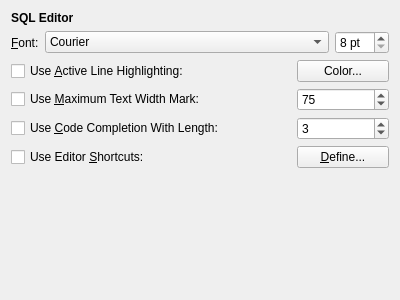
Before: the Qt Designer form Sqliteman/sqliteman/prefssqleditorwidget.ui in iamkjg/sqliteman, drawn with Qt 5.
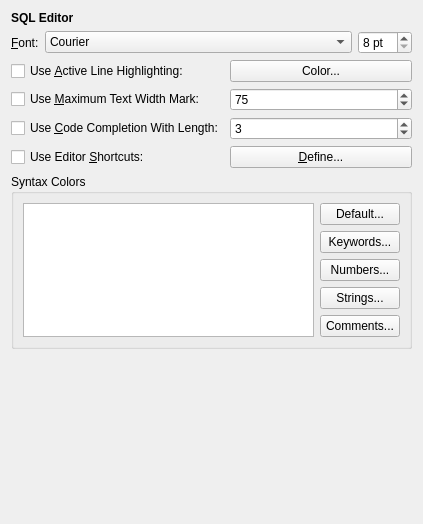
After: the same form once the commit is applied. Custom widgets are drawn as their Qt base class.

Commit message: syntax highlighting settings for sql editor in Preferences

```diff
--- a/Sqliteman/sqliteman/prefssqleditorwidget.ui
+++ b/Sqliteman/sqliteman/prefssqleditorwidget.ui
@@ -5,8 +5,8 @@
    <rect>
     <x>0</x>
     <y>0</y>
-    <width>400</width>
-    <height>300</height>
+    <width>423</width>
+    <height>524</height>
    </rect>
   </property>
   <layout class="QGridLayout" >
@@ -128,21 +128,79 @@
      </property>
     </widget>
    </item>
-   <item row="6" column="0" >
+   <item row="6" column="0" colspan="2" >
+    <widget class="QGroupBox" name="groupBox" >
+     <property name="title" >
+      <string>Syntax Colors</string>
+     </property>
+     <layout class="QGridLayout" >
+      <item rowspan="5" row="0" column="0" >
+       <widget class="SqlEditorWidget" name="syntaxPreviewEdit" >
+        <property name="readOnly" >
+         <bool>true</bool>
+        </property>
+       </widget>
+      </item>
+      <item row="0" column="1" >
+       <widget class="QPushButton" name="syDefaultButton" >
+        <property name="text" >
+         <string>Default...</string>
+        </property>
+       </widget>
+      </item>
+      <item row="1" column="1" >
+       <widget class="QPushButton" name="syKeywordButton" >
+        <property name="text" >
+         <string>Keywords...</string>
+        </property>
+       </widget>
+      </item>
+      <item row="2" column="1" >
+       <widget class="QPushButton" name="syNumberButton" >
+        <property name="text" >
+         <string>Numbers...</string>
+        </property>
+       </widget>
+      </item>
+      <item row="3" column="1" >
+       <widget class="QPushButton" name="syStringButton" >
+        <property name="text" >
+         <string>Strings...</string>
+        </property>
+       </widget>
+      </item>
+      <item row="4" column="1" >
+       <widget class="QPushButton" name="syCommentButton" >
+        <property name="text" >
+         <string>Comments...</string>
+        </property>
+       </widget>
+      </item>
+     </layout>
+    </widget>
+   </item>
+   <item row="7" column="0" colspan="2" >
     <spacer>
      <property name="orientation" >
       <enum>Qt::Vertical</enum>
      </property>
      <property name="sizeHint" >
       <size>
-       <width>280</width>
-       <height>69</height>
+       <width>381</width>
+       <height>31</height>
       </size>
      </property>
     </spacer>
    </item>
   </layout>
  </widget>
+ <customwidgets>
+  <customwidget>
+   <class>SqlEditorWidget</class>
+   <extends>QTextEdit</extends>
+   <header>sqleditorwidget.h</header>
+  </customwidget>
+ </customwidgets>
  <resources/>
  <connections/>
 </ui>
```
The commit also changes 7 other files.
